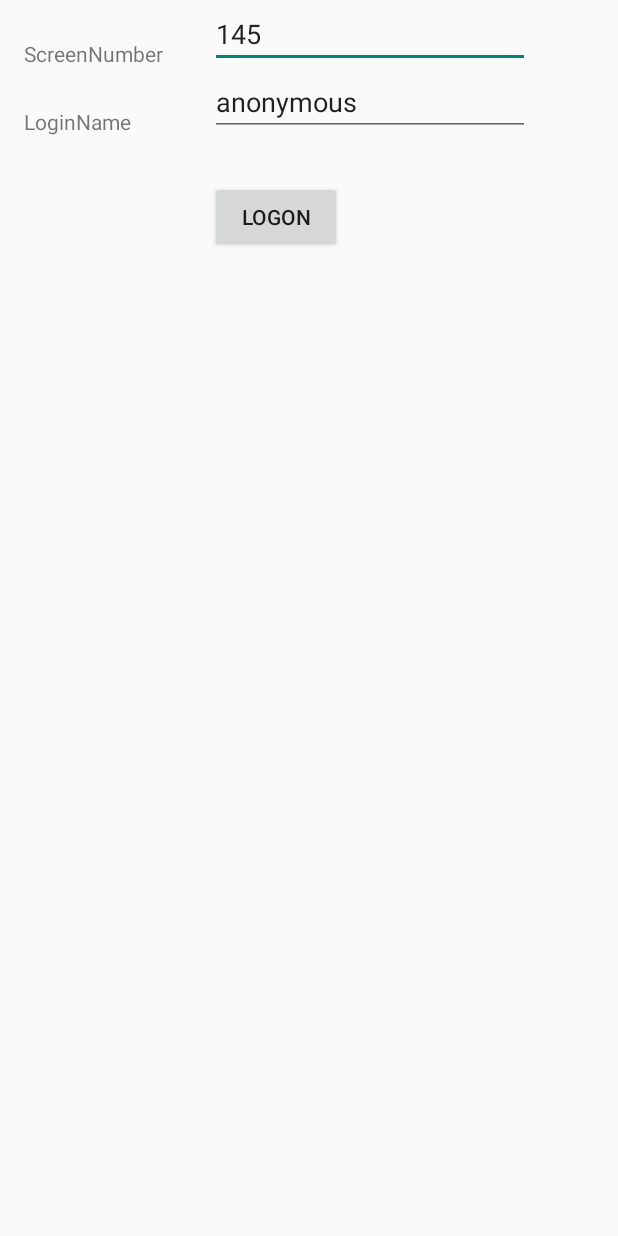
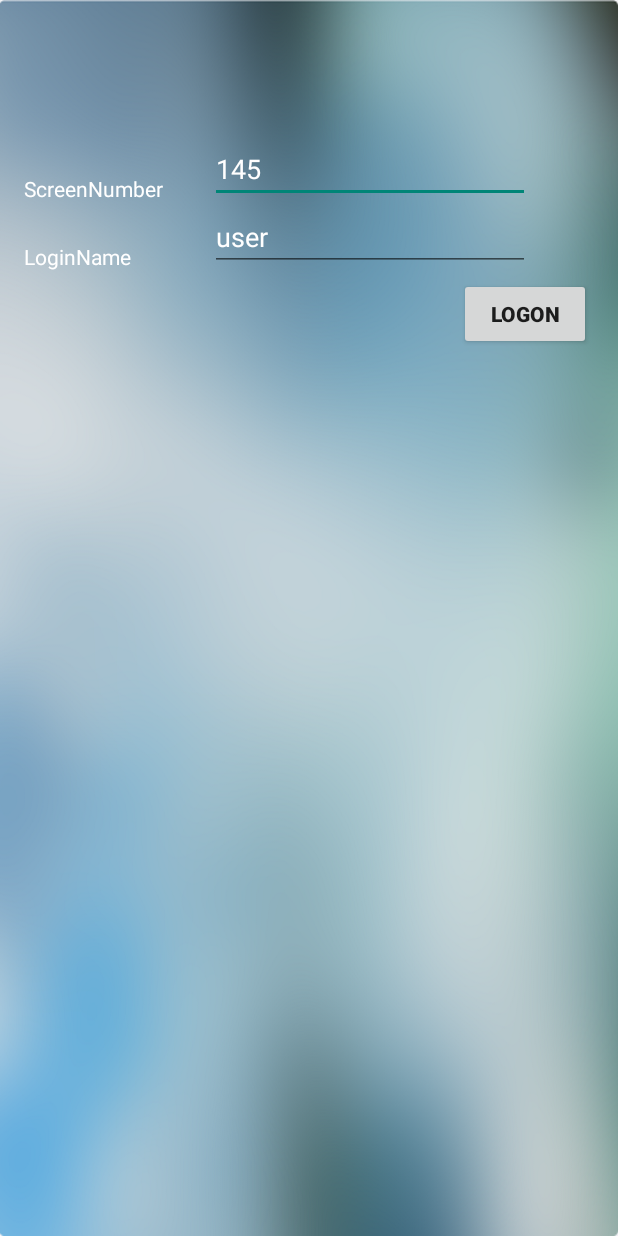
Before and after one commit to AnderssonX/ScreenAndroid, an Android app: the screen it shows after launch (MainActivity), on a phone screen of 412 x 824 dp. Run offline under Robolectric (Android 15) with nearby library versions, the phone set to English and light mode, and no system bars; libraries missing offline, so code that uses them is left out: com.firebase.client; 3 statements that could not run were skipped.

Commit message:
updates to login and main xml.

```diff
--- a/ScreenAndroid/src/main/java/se/mah/k3/NiagaraApp/MainFragment.java
+++ b/ScreenAndroid/src/main/java/se/mah/k3/NiagaraApp/MainFragment.java
@@ -96,7 +96,7 @@ public class MainFragment extends Fragment implements View.OnClickListener, View
 
             wordArea = (TextView) rootView.findViewById(R.id.wordDisplayArea);
             wordArea.setText(randomWord);
-            wordArea.startAnimation(AnimationUtils.loadAnimation(getActivity(), android.R.anim.fade_in));
+            wordArea.startAnimation(AnimationUtils.loadAnimation(getActivity(), android.R.anim.slide_in_left));
             myFirebaseRef = new Firebase("https://scorching-fire-1846.firebaseio.com/").child("Regular Words/word" + randomNo);
             myFirebaseRef.child("Active").setValue("True");
             Log.i("Buttonclick", myFirebaseRef.child("Active").getRef().toString());
--- a/ScreenAndroid/src/main/res/layout/fragment_login.xml
+++ b/ScreenAndroid/src/main/res/layout/fragment_login.xml
@@ -1,6 +1,10 @@
 <RelativeLayout xmlns:android="http://schemas.android.com/apk/res/android"
     xmlns:tools="http://schemas.android.com/tools" android:layout_width="match_parent"
-    android:layout_height="match_parent" tools:context="se.mah.k3.NiagaraApp.LoginFragment">
+    android:layout_height="match_parent"
+    tools:context="se.mah.k3.NiagaraApp.LoginFragment"
+
+    android:paddingTop="90dp"
+    android:background="@drawable/portrait2">
 
     <!-- TODO: Update blank fragment layout -->
 
@@ -14,17 +18,29 @@
         android:text="145"
         android:layout_alignParentTop="true"
         android:layout_toEndOf="@+id/textView2"
-        android:layout_marginStart="31dp" />
+        android:layout_marginStart="31dp"
+        android:textColor="#ffffffff" />
 
-    <Button
+    <LinearLayout
+        android:layout_width="match_parent"
+        android:layout_height="wrap_content"
+        android:orientation="horizontal"
+        android:layout_below="@id/screenNumber"
+        android:paddingTop="20dp"
+        android:gravity="right"
+        android:paddingRight="18dp">
+
+        <Button
         android:layout_width="wrap_content"
         android:layout_height="wrap_content"
         android:text="Logon"
         android:id="@+id/btnLogon"
-        android:layout_gravity="center_horizontal|bottom"
-        android:layout_marginTop="30dp"
+
+            android:layout_marginTop="30dp"
         android:layout_below="@+id/textView3"
-        android:layout_alignStart="@+id/name" />
+            android:layout_alignStart="@+id/name"
+            android:textStyle="bold" />
+    </LinearLayout>
 
     <EditText
         android:layout_width="wrap_content"
@@ -35,7 +51,8 @@
         android:layout_gravity="center_horizontal|top"
         android:layout_below="@+id/screenNumber"
         android:layout_alignStart="@+id/screenNumber"
-        android:text="anonymous" />
+        android:text="user"
+        android:textColor="#ffffffff" />
 
     <TextView
         android:layout_width="wrap_content"
@@ -45,7 +62,8 @@
         android:layout_alignBottom="@+id/screenNumber"
         android:layout_alignParentStart="true"
         android:layout_gravity="left"
-        android:layout_marginLeft="16dp" />
+        android:layout_marginLeft="16dp"
+        android:textColor="#ffffffff" />
 
     <TextView
         android:layout_width="wrap_content"
@@ -54,6 +72,7 @@
         android:id="@+id/textView3"
         android:layout_alignBottom="@+id/name"
         android:layout_alignParentStart="true"
-        android:layout_marginLeft="16dp" />
+        android:layout_marginLeft="16dp"
+        android:textColor="#ffffffff" />
 
 </RelativeLayout>
--- a/ScreenAndroid/src/main/res/values/strings.xml
+++ b/ScreenAndroid/src/main/res/values/strings.xml
@@ -1,5 +1,5 @@
 <resources>
-    <string name="app_name">ScreenAndroid</string>
+    <string name="app_name">Niagara Stories</string>
     <string name="hello_world">Hello world!</string>
     <string name="action_settings">Settings</string>
 
```
